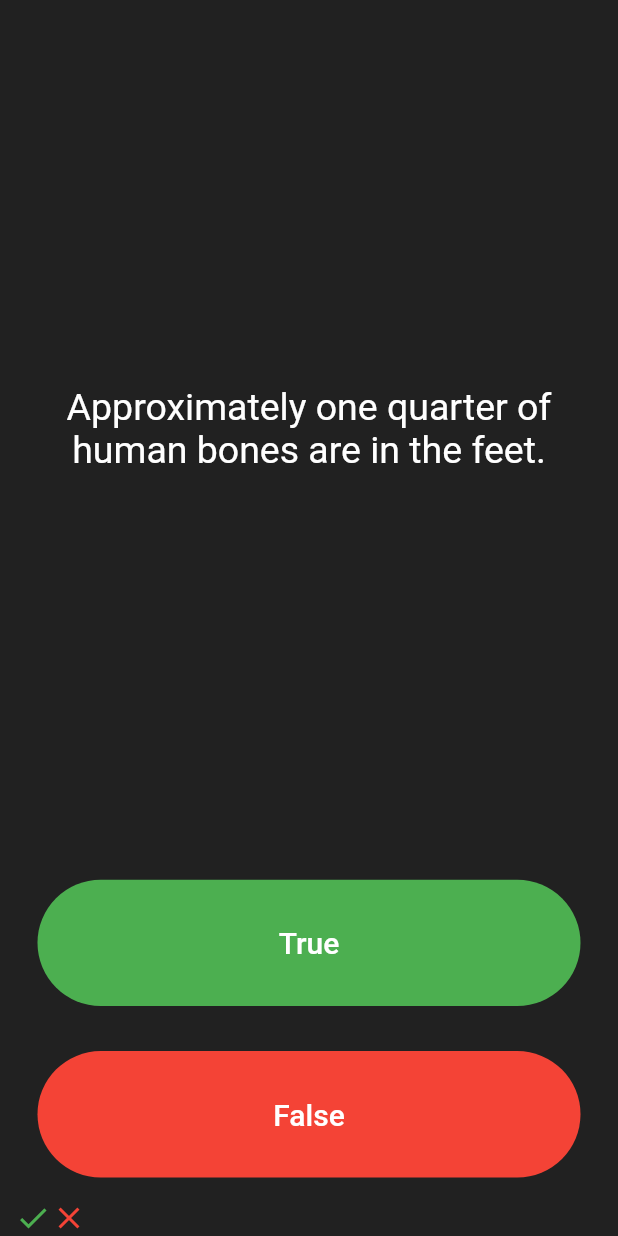
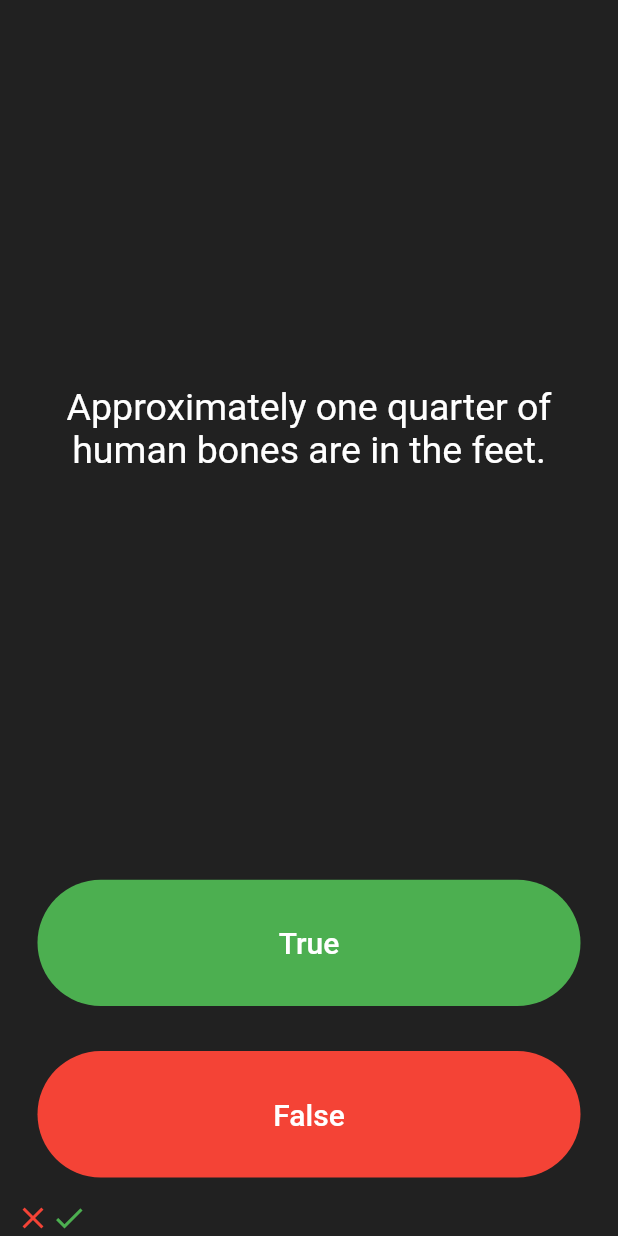
Before and after one commit to TimaevVladislav/flutter_quizzler, a Flutter app: the screen it shows after launch, after a tap on "True", after a tap on "False", on a phone screen of 412 x 824 dp. Run offline on Flutter 3.47's test engine with Material 2 defaults, Android fonts, the phone set to English and light mode, and no system bars; missing offline and left inert: dart:ffi.

Commit message:
add:conditional question

```diff
--- a/lib/main.dart
+++ b/lib/main.dart
@@ -28,13 +28,6 @@ class QuizPage extends StatefulWidget {
 }
 
 class _QuizPageState extends State<QuizPage> {
-  int questionId = 0;
-  List<Icon> icons = [];
-
-  void showIconQuestion(icon, color) {
-    icons.add(Icon(icon, color: color));
-  }
-
   @override
   Widget build(BuildContext context) {
     return Column(
@@ -47,7 +40,7 @@ class _QuizPageState extends State<QuizPage> {
               padding: EdgeInsets.all(10.0),
               child: Center(
                 child: Text(
-                  question.questions[questionId].question,
+                  question.fetchQuestionTitle(),
                   textAlign: TextAlign.center,
                   style: TextStyle(fontSize: 25.0, color: Colors.white),
                 ),
@@ -68,9 +61,8 @@ class _QuizPageState extends State<QuizPage> {
                     )),
                 onPressed: () {
                   setState(() {
-                    questionId++;
-                    question.questions[questionId].answer;
-                    showIconQuestion(Icons.check, Colors.green);
+                    question.nextQuestion();
+                    question.showIconQuestion();
                   });
                 },
               ),
@@ -92,14 +84,14 @@ class _QuizPageState extends State<QuizPage> {
                 ),
                 onPressed: () {
                   setState(() {
-                    questionId++;
-                    showIconQuestion(Icons.close, Colors.red);
+                    question.nextQuestion();
+                    question.showIconQuestion();
                   });
                 },
               ),
             ),
           ),
-          Row(children: icons)
+          Row(children: question.icons)
         ]);
   }
 }
--- a/lib/questions.dart
+++ b/lib/questions.dart
@@ -1,6 +1,11 @@
+import 'dart:ffi';
+
+import 'package:flutter/material.dart';
 import 'question.dart';
 
 class Questions {
+  int questionId = 0;
+  List<Icon> icons = [];
   List<Question> questions = [
     Question('Some cats are actually allergic to humans', true),
     Question('You can lead a cow down stairs but not up stairs.', false),
@@ -28,4 +33,28 @@ class Questions {
         'In West Virginia, USA, if you accidentally hit an animal with your car, you are free to take it home to eat.',
         true)
   ];
+
+  void clearQuestions() {
+    questionId = 0;
+    List<Icon> icons = [];
+  }
+
+  void nextQuestion() {
+    questionId < questions.length - 1 ? questionId++ : clearQuestions();
+  }
+
+  void showIconQuestion() {
+    print(questions[questionId].answer);
+    questions[questionId].answer
+        ? icons.add(Icon(Icons.check, color: Colors.green))
+        : icons.add(Icon(Icons.close, color: Colors.red));
+  }
+
+  String fetchQuestionTitle() {
+    return questions[questionId].question;
+  }
+
+  bool fetchQuestionStatus() {
+    return questions[questionId].answer;
+  }
 }
```
